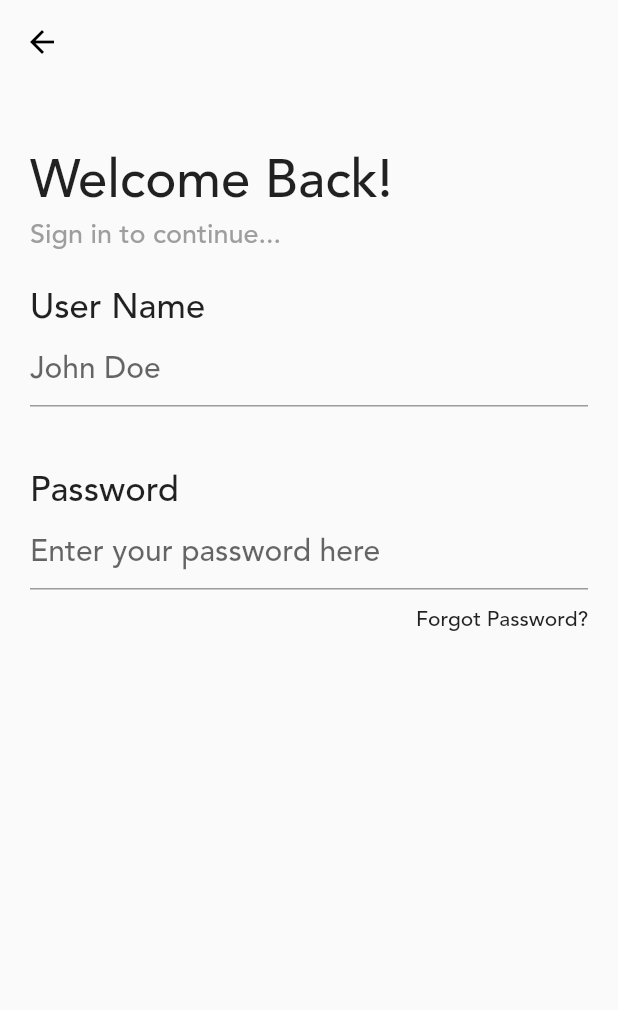
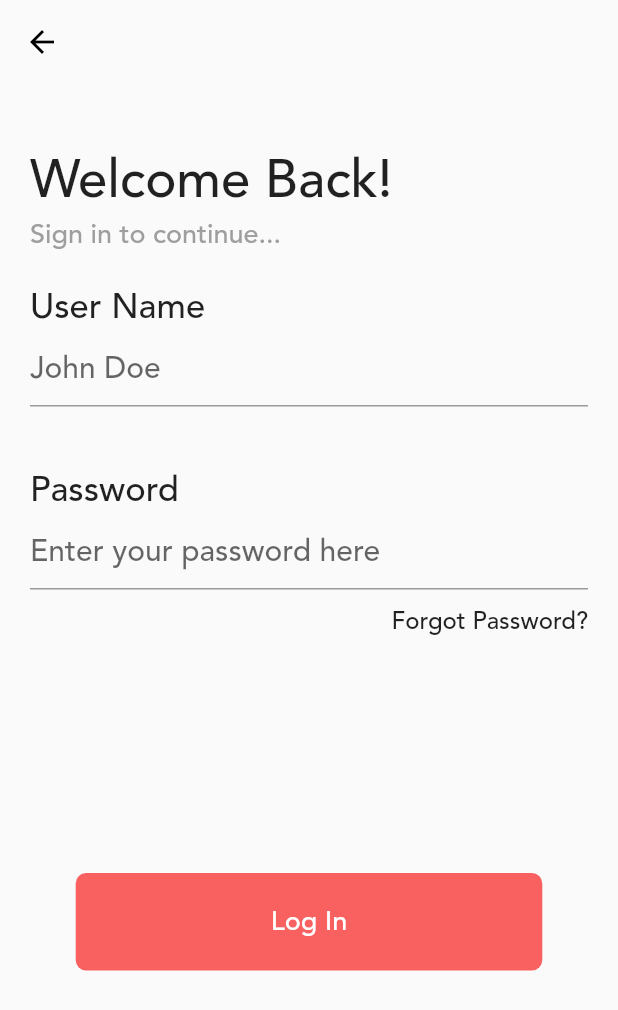
Before and after one commit to kyoichii/todoapp, a Flutter app: the screen it shows after launch, after a tap on "Get Started", on a phone screen of 412 x 824 dp. Shown: the top 1010 px of the screen. Run offline on Flutter 3.47's test engine with Material 2 defaults, Android fonts, the phone set to English and light mode, and no system bars.

Commit message:
2021/6/14　12:34

```diff
--- a/lib/LoginPage.dart
+++ b/lib/LoginPage.dart
@@ -1,4 +1,5 @@
 import 'package:flutter/material.dart';
+import 'Onbording.dart';
 import 'Forgotpassword.dart';
 
 class LoginPage extends StatelessWidget {
@@ -83,10 +84,25 @@ class _loginPageState extends State<loginPage> {
                 InkWell(
                   onTap: openForgotPassword,
                   child: Text("Forgot Password?", style: TextStyle(
-
+                    fontSize: 16
                   ),),
                 )
               ],
+            ),
+            Expanded(
+              child: Center(
+                child: Container(
+                  padding: EdgeInsets.symmetric(horizontal: 130, vertical: 20),
+                  decoration: BoxDecoration(
+                      borderRadius: BorderRadius.all(Radius.circular(7)),
+                      color: Color(0xfff96060)
+                  ),
+                  child: Text("Log In", style: TextStyle(
+                    fontSize: 18,
+                    color: Colors.white
+                  ),),
+                )
+              ),
             )
           ],
         )
```
Also changed, not shown: lib/Forgotpassword.dart (+30 -3 lines).
